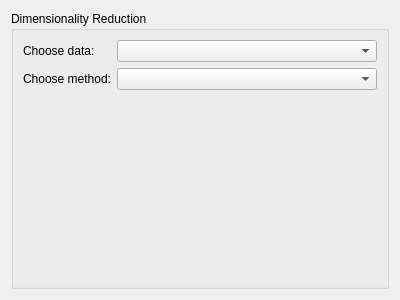
First picture: the form in ui/DimensionalityReduction.ui, repository tisaconundrum2/PySAT-GUI, before the edit.
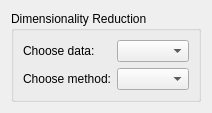
Second picture: the form after the edit.

The edit to the form file:
```diff
--- a/ui/DimensionalityReduction.ui
+++ b/ui/DimensionalityReduction.ui
@@ -2,14 +2,6 @@
 <ui version="4.0">
  <class>Form</class>
  <widget class="QWidget" name="Form">
-  <property name="geometry">
-   <rect>
-    <x>0</x>
-    <y>0</y>
-    <width>400</width>
-    <height>300</height>
-   </rect>
-  </property>
   <property name="sizePolicy">
    <sizepolicy hsizetype="Ignored" vsizetype="Ignored">
     <horstretch>0</horstretch>
```
